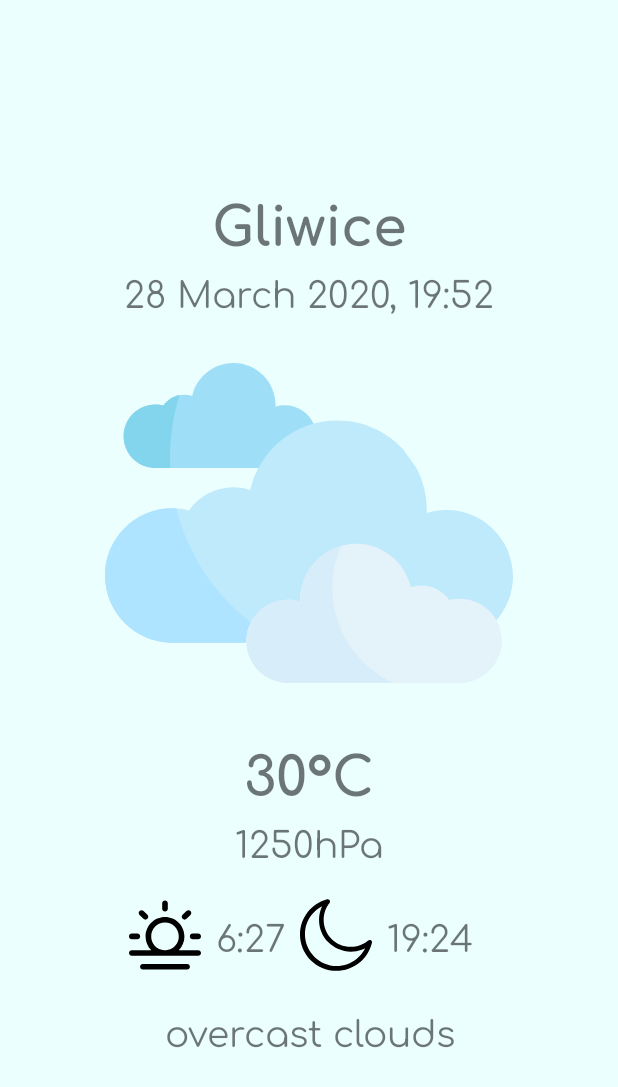
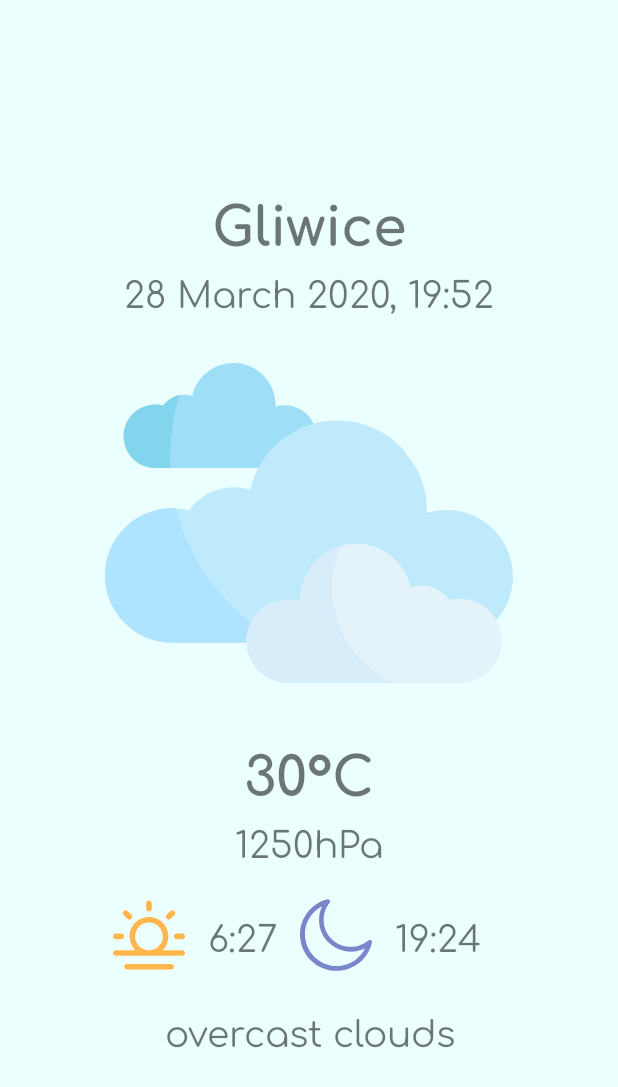
Before and after one commit to colunira/WeatherAPI, an Android app: the fragment WeatherFragment placed in its activity, on a phone screen of 412 x 824 dp. Shown: the top 1087 px of the screen. Run offline under Robolectric (Android 15) with nearby library versions, the light colour scheme and no system bars.

Commit message:
Change tint of sunrise and sunset image

```diff
--- a/app/src/main/res/layout/fragment_weather.xml
+++ b/app/src/main/res/layout/fragment_weather.xml
@@ -69,7 +69,8 @@
                 android:layout_height="wrap_content"
                 android:layout_alignParentLeft="true"
                 android:layout_weight="1"
-                android:src="@drawable/ic_sunrise" />
+                android:src="@drawable/ic_sunrise"
+                android:tint="#FFB74D" />
 
             <TextView
                 android:id="@+id/sunriseTimeText"
@@ -79,7 +80,7 @@
                 android:layout_toRightOf="@+id/sunriseImage"
                 android:layout_weight="1"
                 android:fontFamily="@font/comfortaa"
-                android:paddingHorizontal="10dp"
+                android:paddingHorizontal="15dp"
                 android:text="6:27"
                 android:textSize="24sp" />
 
@@ -90,7 +91,8 @@
                 android:layout_centerVertical="true"
                 android:layout_toRightOf="@+id/sunriseTimeText"
                 android:layout_weight="1"
-                android:src="@drawable/ic_moon_48" />
+                android:src="@drawable/ic_moon_48"
+                android:tint="#7986CB" />
 
             <TextView
                 android:id="@+id/sunsetTimeText"
@@ -100,7 +102,7 @@
                 android:layout_toRightOf="@+id/sunsetImage"
                 android:layout_weight="1"
                 android:fontFamily="@font/comfortaa"
-                android:paddingHorizontal="10dp"
+                android:paddingHorizontal="15dp"
                 android:text="19:24"
                 android:textSize="24sp" />
         </RelativeLayout>
```
